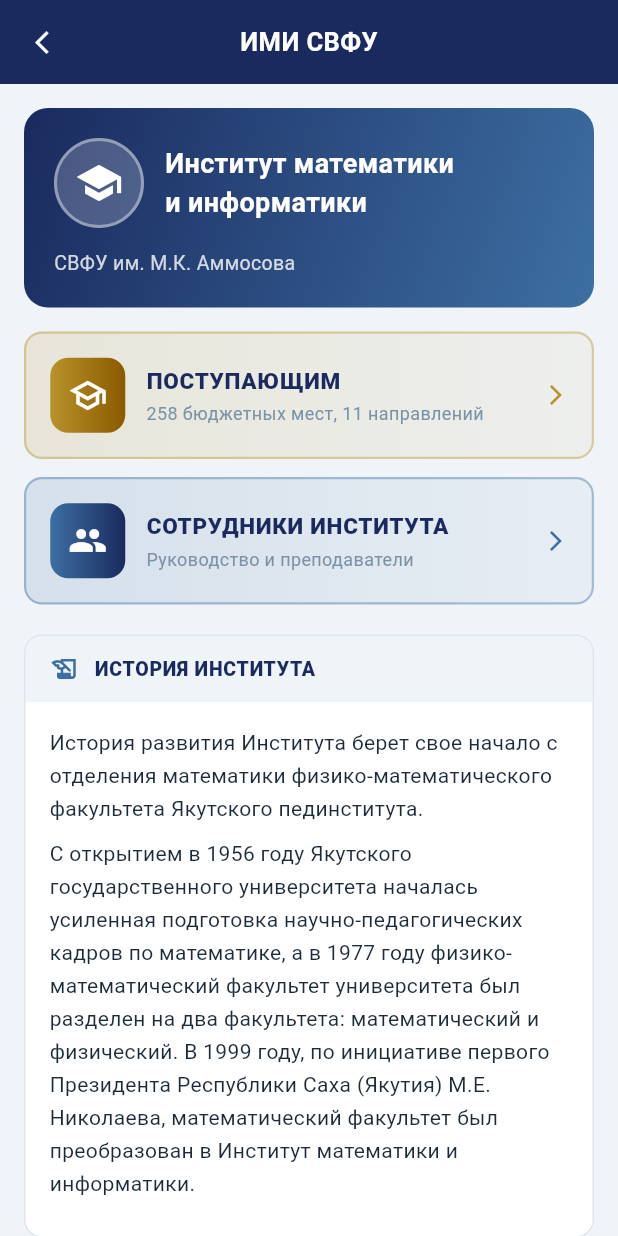
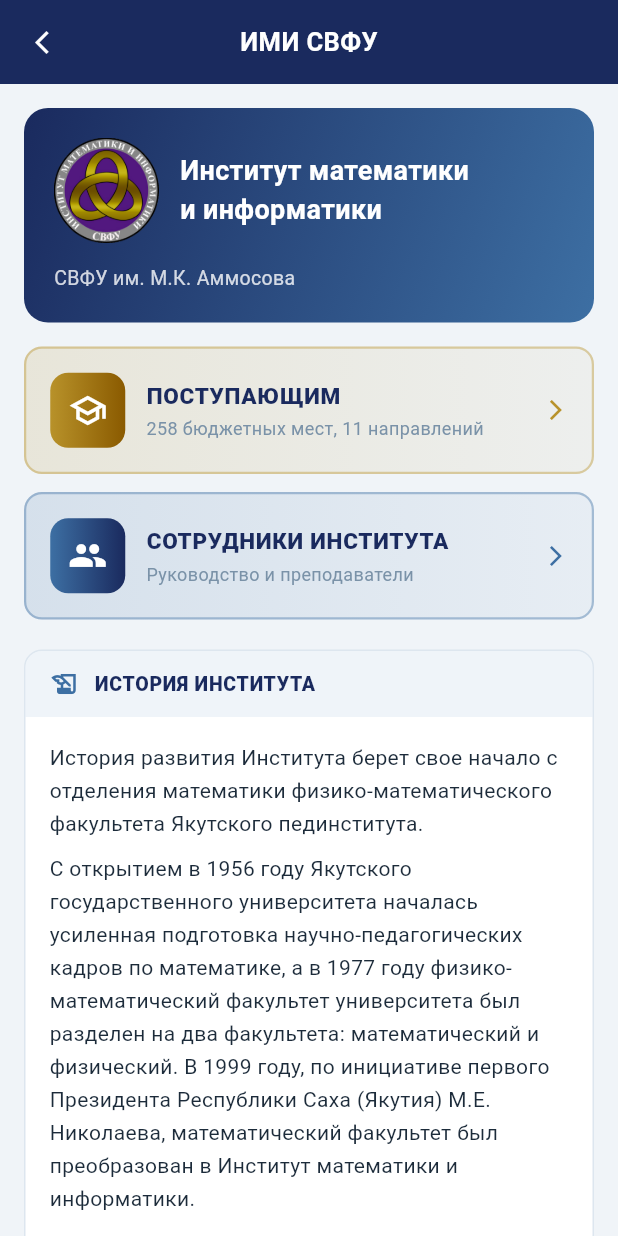
Before and after one commit to iphone007156/campus_imi, a Flutter app: the GuestScreen screen opened directly, after a tap on "ИМИ СВФУ", on a phone screen of 412 x 824 dp. Run offline on Flutter 3.47's test engine with Material 3 defaults, Android fonts, the phone set to English and light mode, and no system bars; our stand-ins replace cloud_firestore, firebase_auth, firebase_core, image_picker; accounts and stored records are empty.

Commit message:
предварительные правки: логотипы, экраны, новый функционал

```diff
--- a/lib/screens/guest_screen.dart
+++ b/lib/screens/guest_screen.dart
@@ -98,7 +98,7 @@
           const SizedBox(height: 24),
           Center(
             child: Text(
-              '© СВФУ им. М.К. Аммосова',
+              '© СВФУ им. М.К. Амосова',
               style: TextStyle(
                 fontSize: 11,
                 color: AppTheme.textMuted.withValues(alpha: 0.6),
--- a/lib/screens/institute_screen.dart
+++ b/lib/screens/institute_screen.dart
@@ -20,7 +20,7 @@
       body: ListView(
         padding: const EdgeInsets.all(16),
         children: [
-          // ===== ШАПКА =====
+          // ===== ШАПКА С ЛОГОТИПОМ ИМИ (БЕЗ БЕЛОГО ФОНА) =====
           Container(
             padding: const EdgeInsets.all(20),
             decoration: BoxDecoration(
@@ -36,18 +36,19 @@
               children: [
                 Row(
                   children: [
-                    Container(
-                      width: 60,
-                      height: 60,
-                      decoration: BoxDecoration(
-                        shape: BoxShape.circle,
-                        color: Colors.white.withValues(alpha: 0.2),
-                        border: Border.all(
-                            color: Colors.white.withValues(alpha: 0.4),
-                            width: 2),
+                    // ✅ ТОЛЬКО ЛОГОТИП — без кружка, без фона
+                    SizedBox(
+                      width: 70,
+                      height: 70,
+                      child: Image.asset(
+                        'assets/images/imi_logo.png',
+                        fit: BoxFit.contain,
+                        errorBuilder: (_, __, ___) => const Icon(
+                          Icons.school,
+                          color: Colors.white,
+                          size: 50,
+                        ),
                       ),
-                      child: const Icon(Icons.school,
-                          color: Colors.white, size: 32),
                     ),
                     const SizedBox(width: 14),
                     const Expanded(
```
Also changed, not shown: lib/screens/admin_home_screen.dart (+8 -9 lines), 2 other files.
